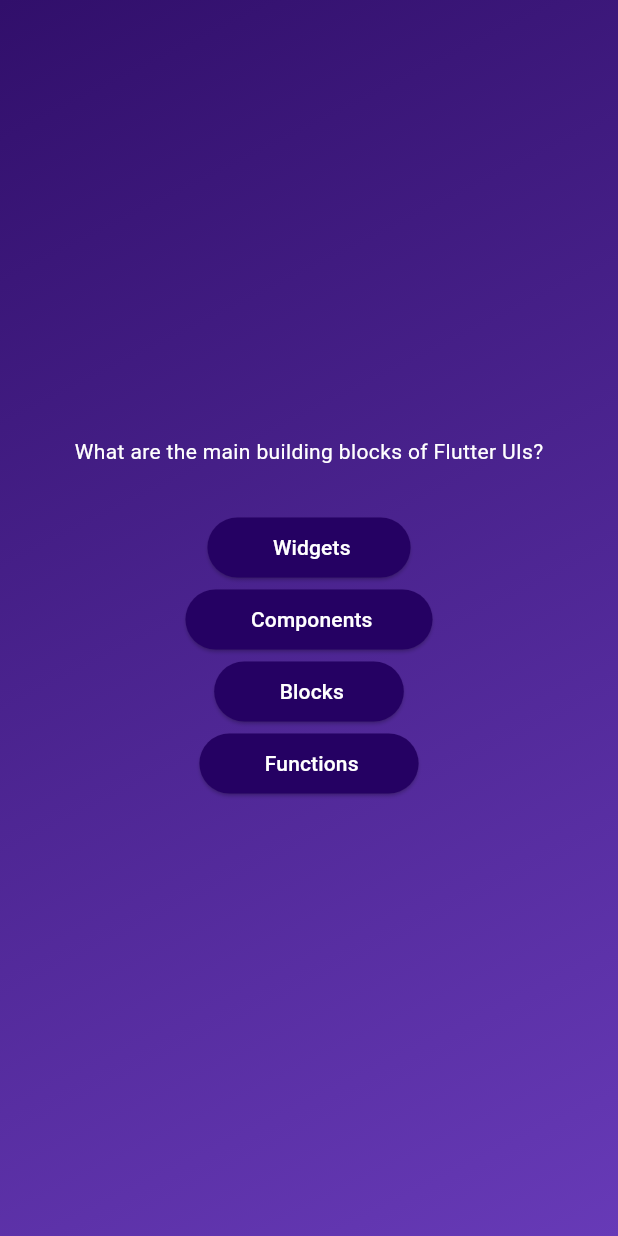
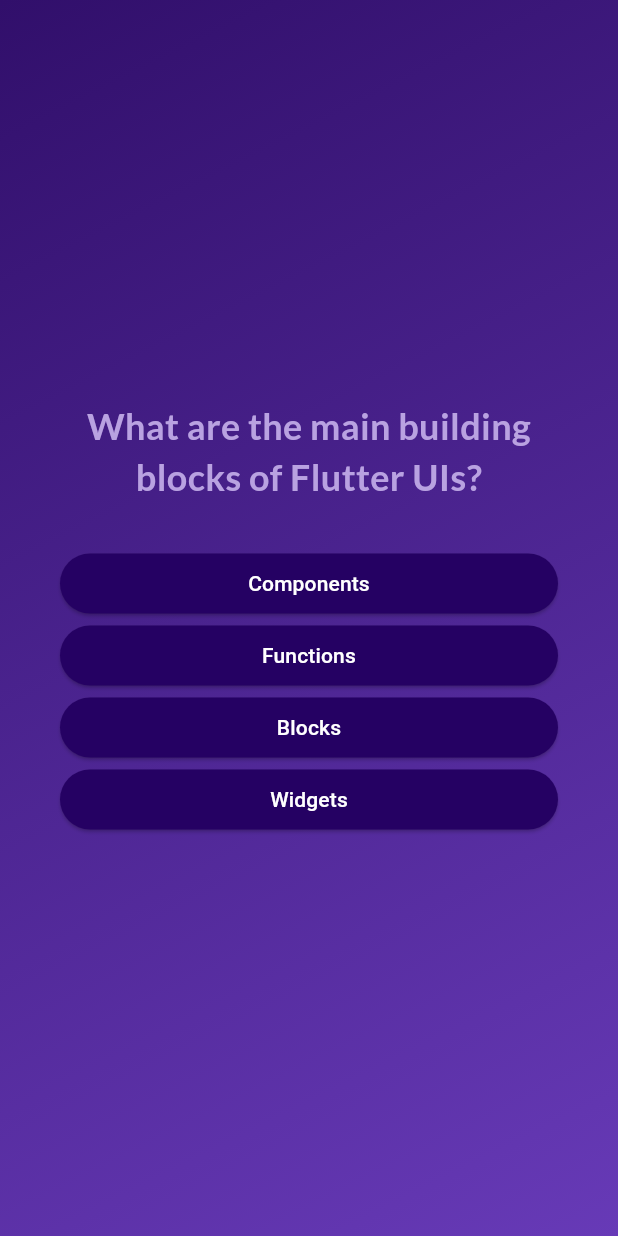
Before and after one commit to Marcusng88/flutter-learn, a Flutter app: the screen it shows after launch, after a tap on "Start Quiz", on a phone screen of 412 x 824 dp. Run offline on Flutter 3.47's test engine with Material 3 defaults, Android fonts, the phone set to English and light mode, and no system bars; our stand-ins replace google_fonts.

Commit message:
finished quiz app

```diff
--- a/app2_quiz/lib/answer_button.dart
+++ b/app2_quiz/lib/answer_button.dart
@@ -19,6 +19,6 @@ class AnswerButton extends StatelessWidget {
               RoundedRectangleBorder(borderRadius: BorderRadius.circular(40)),
           padding: EdgeInsets.symmetric(vertical: 10, horizontal: 40),
         ),
-        child: Text(' $answerText'));
+        child: Text(answerText, textAlign: TextAlign.center,));
   }
 }
--- a/app2_quiz/lib/models/quiz_question.dart
+++ b/app2_quiz/lib/models/quiz_question.dart
@@ -3,4 +3,10 @@ class QuizQuestion {
 
   final String text;
   final List<String> answers;
+
+  List<String> getShuffledAnswer(){
+    final shuffledList = List.of(answers);
+    shuffledList.shuffle();
+    return shuffledList;
+  }
 }
--- a/app2_quiz/lib/question_screen.dart
+++ b/app2_quiz/lib/question_screen.dart
@@ -1,10 +1,13 @@
 import 'package:app2_quiz/answer_button.dart';
 import 'package:flutter/material.dart';
 import 'package:app2_quiz/data/questions.dart';
+import 'package:google_fonts/google_fonts.dart';
 
 // widget class
 class QuestionScreen extends StatefulWidget {
-  const QuestionScreen({super.key});
+  const QuestionScreen({super.key,required this.onSelectAnswer});
+
+  final void Function(String answer) onSelectAnswer;
 
   @override
   State<QuestionScreen> createState() {
@@ -14,38 +17,51 @@ class QuestionScreen extends StatefulWidget {
 
 // state class
 class _QuestionScreenState extends State<QuestionScreen> {
+  var currentQuestionIndex = 0;
+
+
+  void answerQuestion(String selectedAnswer) {
+    widget.onSelectAnswer(selectedAnswer);
+    setState(() {
+      currentQuestionIndex++;
+      if (currentQuestionIndex>=questions.length){
+        currentQuestionIndex=0;
+      }
+    });
+  }
+
   @override
   Widget build(context) {
-    final currentQuestion = questions[0];
+    final currentQuestion = questions[currentQuestionIndex];
     return SizedBox(
       width: double.infinity,
+      child: Container(
+        margin: const EdgeInsets.all(40),
         child: Column(
           mainAxisAlignment: MainAxisAlignment.center,
+          crossAxisAlignment: CrossAxisAlignment.stretch,
           children: [
             Text(
+              textAlign: TextAlign.center,
               currentQuestion.text,
-            style: TextStyle(color: Colors.white),
+              style: GoogleFonts.lato(
+                  color: const Color.fromARGB(255, 185, 162, 225),
+                  fontSize: 24,
+                  fontWeight: FontWeight.bold),
             ),
             const SizedBox(
               height: 30,
             ),
-          AnswerButton(
-            answerText: currentQuestion.answers[0],
-            onTap: () {},
+            ...currentQuestion.getShuffledAnswer().map((answer) {
+              return AnswerButton(
+                answerText: answer,
+                onTap: (){
+                  answerQuestion(answer);
+                },
+              );
+            })
+          ],
         ),
-          AnswerButton(
-            answerText: currentQuestion.answers[1],
-            onTap: () {},
-          ),
-          AnswerButton(
-            answerText: currentQuestion.answers[2],
-            onTap: () {},
-          ),
-          AnswerButton(
-            answerText: currentQuestion.answers[3],
-            onTap: () {},
-          ),
-        ],
       ),
     );
   }
--- a/app2_quiz/lib/quiz.dart
+++ b/app2_quiz/lib/quiz.dart
@@ -1,6 +1,8 @@
+import 'package:app2_quiz/data/questions.dart';
 import 'package:app2_quiz/question_screen.dart';
 import 'package:flutter/material.dart';
 import 'package:app2_quiz/start_screen.dart';
+import 'package:app2_quiz/results_screen.dart';
 
 // widget class
 class Quiz extends StatefulWidget {
@@ -13,8 +15,8 @@ class Quiz extends StatefulWidget {
 
 // state class
 class _QuizState extends State<Quiz> {
+  List<String> selectedAnswers = [];
   var activeScreen = 'start-screen';
-
 
   void switchScreen() {
     // when call setState in a state class , flutter will re-execute
@@ -24,8 +26,32 @@ class _QuizState extends State<Quiz> {
     });
   }
 
+  void switchToRestartScreen(){
+    setState(() {
+      activeScreen = 'start-screen';
+      selectedAnswers=[];
+
+    });
+  }
+  void chooseAnswer(String answer) {
+    selectedAnswers.add(answer);
+
+    if (selectedAnswers.length == questions.length) {
+      setState(() {
+        activeScreen = 'results-screen';
+      });
+    }
+  }
+
   @override
   Widget build(BuildContext context) {
+    Widget screenWidget = StartScreen(switchScreen);
+    if (activeScreen == 'questions-screen') {
+      screenWidget = QuestionScreen(onSelectAnswer: chooseAnswer);
+    }
+    if (activeScreen == 'results-screen') {
+      screenWidget = ResultScreen(chosenAnswer: selectedAnswers,restartQuiz: switchToRestartScreen,);
+    }
     return MaterialApp(
       home: Scaffold(
         body: Container(
@@ -37,10 +63,8 @@ class _QuizState extends State<Quiz> {
                   const Color.fromARGB(255, 49, 15, 107),
                   Colors.deepPurple
                 ])),
-        child: activeScreen == 'start-screen'
-            ? StartScreen(switchScreen)
-            : QuestionScreen(),
+            child: screenWidget),
       ),
-    ));
+    );
   }
 }
--- a/app2_quiz/lib/start_screen.dart
+++ b/app2_quiz/lib/start_screen.dart
@@ -1,8 +1,8 @@
 import 'package:flutter/material.dart';
-
+import 'package:google_fonts/google_fonts.dart';
 
 class StartScreen extends StatelessWidget {
-  const StartScreen( this.startQuiz, {super.key});
+  const StartScreen(this.startQuiz, {super.key});
 
   final void Function() startQuiz;
 
@@ -21,7 +21,7 @@ class StartScreen extends StatelessWidget {
           SizedBox(height: 20),
           Text(
             "Learn Flutter the fun way !",
-            style: TextStyle(color: Colors.white, fontSize: 30),
+            style: GoogleFonts.lato(color: Colors.white, fontSize: 30),
           ),
           SizedBox(
             height: 30,
--- a/app2_quiz/pubspec.yaml
+++ b/app2_quiz/pubspec.yaml
@@ -34,6 +34,7 @@ dependencies:
   # The following adds the Cupertino Icons font to your application.
   # Use with the CupertinoIcons class for iOS style icons.
   cupertino_icons: ^1.0.8
+  google_fonts: ^6.2.1
 
 dev_dependencies:
   flutter_test:
```
Also changed, not shown: app2_quiz/lib/question_summary.dart (added, +73 -0 lines), app2_quiz/lib/results_screen.dart (added, +69 -0 lines), app2_quiz/pubspec.lock, 4 other files. Lines whose indentation alone changed are shown as unchanged.
